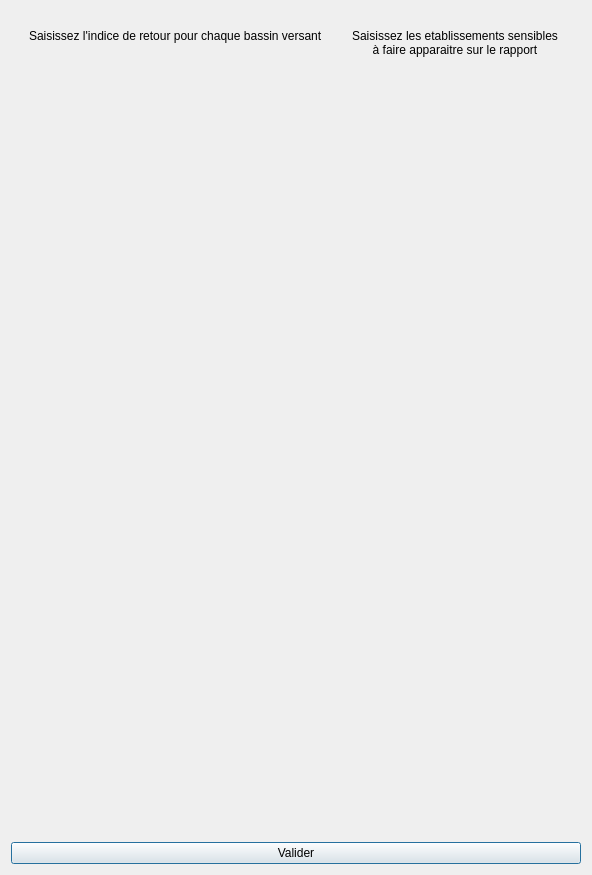
Before: the Qt Designer form DDTM_GenerationRapport_dialog_base.ui in LouisHgt/stage, drawn with Qt 5.
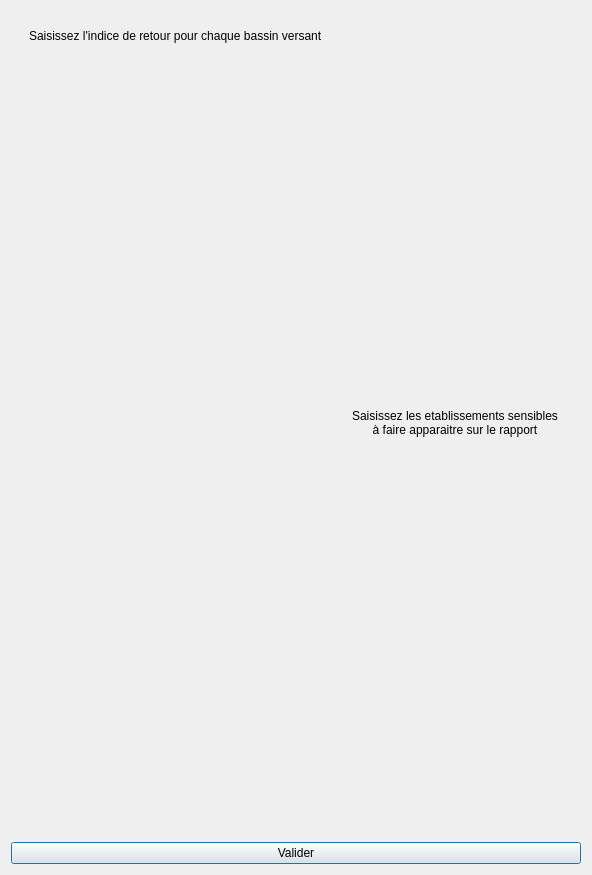
After: the same form once the commit is applied.

```diff
--- a/DDTM_GenerationRapport_dialog_base.ui
+++ b/DDTM_GenerationRapport_dialog_base.ui
@@ -78,7 +78,7 @@
         </layout>
        </widget>
       </item>
-      <item>
+      <item alignment="Qt::AlignVCenter">
        <widget class="QWidget" name="container_sensibilite" native="true">
         <layout class="QVBoxLayout" name="verticalLayout_2">
          <item alignment="Qt::AlignHCenter|Qt::AlignTop">
```
Left out of the diff: 2 changed lines with no effect on the pictures.
